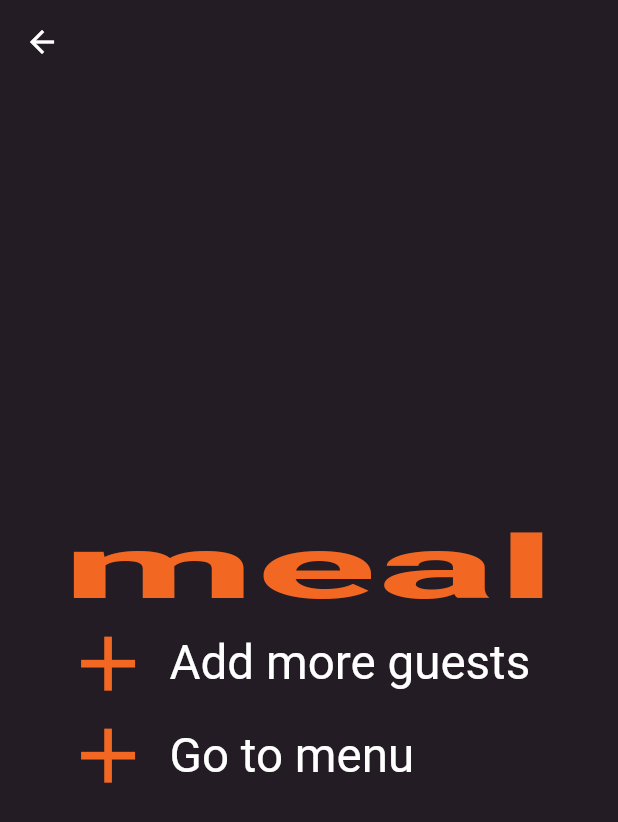
After one commit to netopaez97/Meal, a Flutter app: the SelectionPage screen opened by its route, on a phone screen of 412 x 824 dp. The commit adds this screen. Shown: the top 822 px of the screen. Run offline on Flutter 3.47's test engine with Material 2 defaults, Android fonts, the phone set to English and light mode, and no system bars; our stand-ins replace carousel_pro, permission_handler; missing offline and left inert: agora_rtc_engine.

Commit message:
Vista de selección agregada

```diff
--- a/lib/pages/email_guest_page.dart
+++ b/lib/pages/email_guest_page.dart
@@ -10,7 +10,7 @@ class EmailPage extends StatelessWidget {
   Widget build(BuildContext context) {
     final media = MediaQuery.of(context).size;
     return Scaffold(
-      appBar: AppBar(elevation: 0),
+      appBar: AppBar(elevation: 0, title: Text("Neto"),),
       backgroundColor: blackColors,
       body: Padding(
         padding: EdgeInsets.only(
@@ -39,7 +39,7 @@ class EmailPage extends StatelessWidget {
                   ),
                   SizedBox(width: media.width * 0.01),
                   IconAdd(onPressed: () {
-                    Navigator.pushNamed(context, Routes.date);
+                    Navigator.pushNamed(context, Routes.selection);
                   }),
                 ],
               )
--- /dev/null
+++ b/lib/pages/selection_page.dart
@@ -0,0 +1,92 @@
+import 'package:flutter/cupertino.dart';
+import 'package:flutter/material.dart';
+import 'package:meal/routes/routes.dart';
+import 'package:meal/utils/utils.dart';
+import 'package:meal/widgets/widgets.dart';
+
+class SelectionPage extends StatelessWidget {
+  static const routeName = 'SelectionPage';
+  @override
+  Widget build(BuildContext context) {
+    final media = MediaQuery.of(context).size;
+    return Scaffold(
+      appBar: AppBar(elevation: 0),
+      backgroundColor: blackColors,
+      body: Padding(
+        padding: EdgeInsets.only(
+          left: media.width * 0.1,
+        ),
+        child: Container(
+          width: media.width * 0.8,
+          child: Column(
+            mainAxisAlignment: MainAxisAlignment.center,
+            crossAxisAlignment: CrossAxisAlignment.start,
+            children: <Widget>[
+              Container(
+                height: media.width * 0.16,
+                width: media.width * 0.8,
+                child: FittedBox(
+                  fit: BoxFit.fill,
+                  child: Text(
+                    'meal',
+                    style: TextStyle(
+                      color: orangeColors,
+                      fontWeight: FontWeight.bold,
+                    ),
+                    textAlign: TextAlign.center,
+                  ),
+                ),
+              ),
+              Row(
+                children: <Widget>[
+                  CupertinoButton(
+                    padding: EdgeInsets.zero,
+                    child: Column(
+                      children: <Widget>[
+                        Icon(Icons.add,
+                            size: media.width * 0.15, color: orangeColor),
+                      ],
+                    ),
+                    onPressed: () {
+                      Navigator.pushNamed(context, Routes.guestPhone);
+                    },
+                  ),
+                  SizedBox(
+                    width: 10,
+                  ),
+                  InputText(
+                    text: "Add more guests",
+                    scale: media.width * 0.0055,
+                  ),
+                ],
+              ),
+              Row(
+                children: <Widget>[
+                  CupertinoButton(
+                    padding: EdgeInsets.zero,
+                    child: Column(
+                      children: <Widget>[
+                        Icon(Icons.add,
+                            size: media.width * 0.15, color: orangeColor),
+                      ],
+                    ),
+                    onPressed: () {
+                      Navigator.pushNamed(context, Routes.date);
+                    },
+                  ),
+                  SizedBox(
+                    width: 10,
+                  ),
+                  InputText(
+                    text: "Go to menu",
+                    scale: media.width * 0.0055,
+                  ),
+                ],
+              ),
+            ],
+          ),
+        ),
+      ),
+    );
+  }
+}
--- a/lib/routes/routes.dart
+++ b/lib/routes/routes.dart
@@ -4,6 +4,7 @@ import 'package:meal/pages/date_page.dart';
 import 'package:meal/pages/email_guest_page.dart';
 import 'package:meal/pages/phone_guest_page.dart';
 import 'package:meal/pages/phone_page.dart';
+import 'package:meal/pages/selection_page.dart';
 // import 'package:meal/pages/video_conference/conference_page.dart';
 import 'package:meal/pages/video_conference/index_conference.dart';
 
@@ -16,6 +17,7 @@ Map<String, WidgetBuilder> getApplicationRoutes() {
     DatePage.routeName:           (BuildContext context) => DatePage(),
     // ConferencePage.routeName :    (BuildContext context) => ConferencePage(),
     IndexPage.routeName :    (BuildContext context) => IndexPage(),
+    SelectionPage.routeName :    (BuildContext context) => SelectionPage(),
   };
 }
 
@@ -27,4 +29,5 @@ class Routes {
   static const String date          = DatePage.routeName;
   // static const String conference    = ConferencePage.routeName;
   static const String indexConference    = IndexPage.routeName;
+  static const String selection    = SelectionPage.routeName;
 }
```
